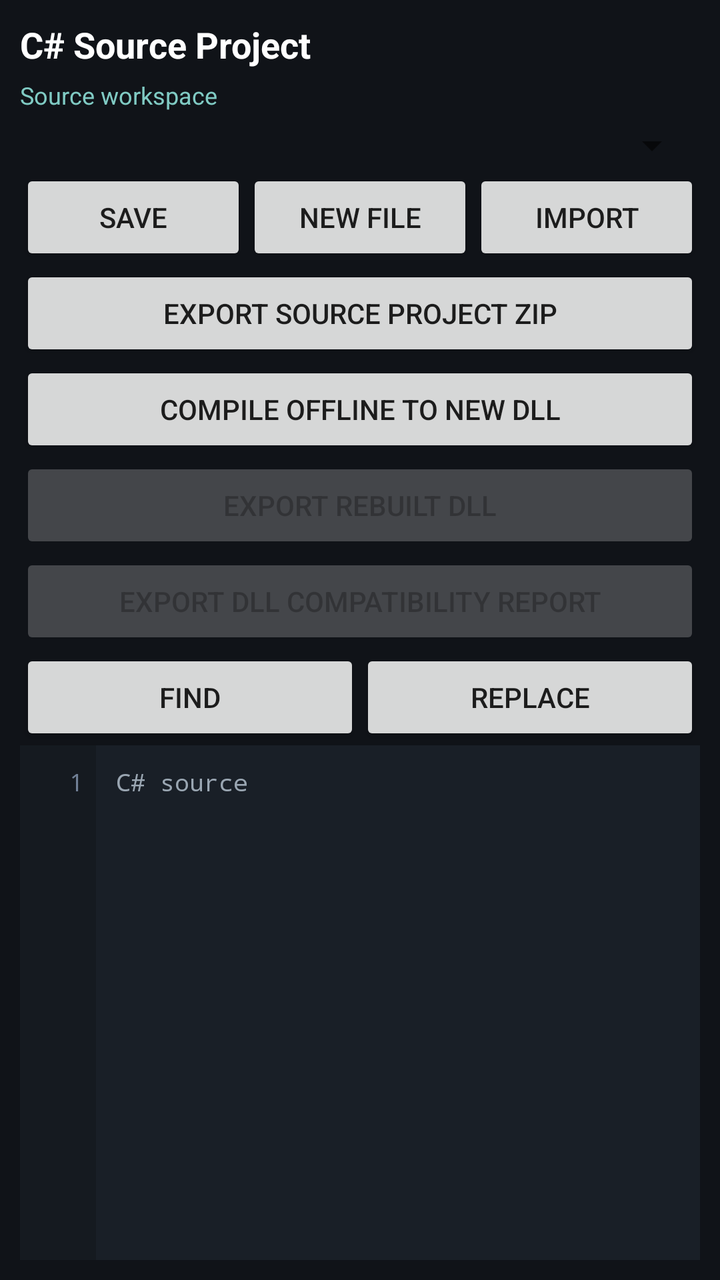
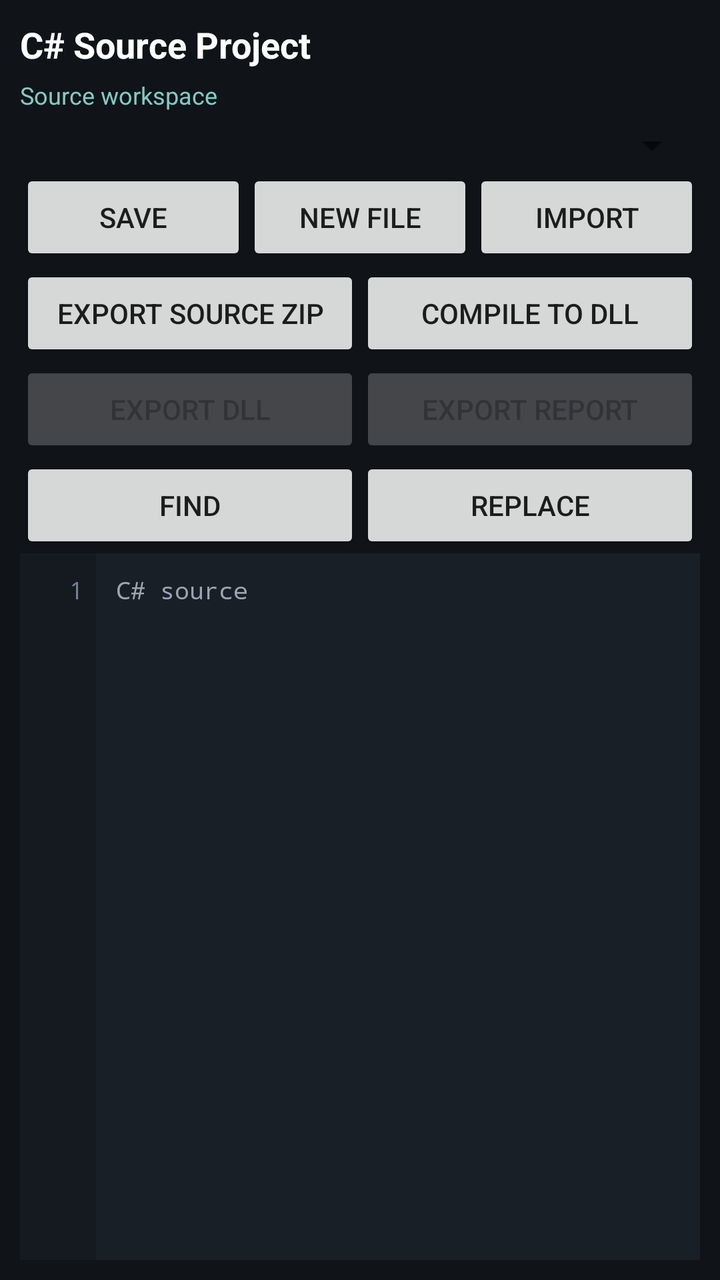

Screens rendered from an Android XML layout before and after an edit, with the pre-edit source and the edit as a unified diff.
<!-- AndroidManifest.xml: application theme Theme.App -->
<!-- res/layout/activity_csharp_source_editor.xml -->
<?xml version="1.0" encoding="utf-8"?>
<LinearLayout xmlns:android="http://schemas.android.com/apk/res/android"
    android:layout_width="match_parent"
    android:layout_height="match_parent"
    android:orientation="vertical"
    android:padding="10dp"
    android:background="#101318">

    <TextView
        android:id="@+id/sourceEditorTitle"
        android:layout_width="match_parent"
        android:layout_height="wrap_content"
        android:text="C# Source Project"
        android:textColor="#FFFFFF"
        android:textSize="18sp"
        android:textStyle="bold"
        android:maxLines="2" />

    <TextView
        android:id="@+id/sourceEditorStatus"
        android:layout_width="match_parent"
        android:layout_height="wrap_content"
        android:paddingTop="5dp"
        android:paddingBottom="5dp"
        android:text="Source workspace"
        android:textColor="#80CBC4"
        android:textSize="12sp" />

    <Spinner
        android:id="@+id/sourceEditorFiles"
        android:layout_width="match_parent"
        android:layout_height="wrap_content" />

    <LinearLayout
        android:layout_width="match_parent"
        android:layout_height="wrap_content"
        android:orientation="horizontal">

        <Button
            android:id="@+id/sourceEditorSave"
            android:layout_width="0dp"
            android:layout_height="wrap_content"
            android:layout_weight="1"
            android:text="SAVE" />

        <Button
            android:id="@+id/sourceEditorAdd"
            android:layout_width="0dp"
            android:layout_height="wrap_content"
            android:layout_weight="1"
            android:text="NEW FILE" />

        <Button
            android:id="@+id/sourceEditorImport"
            android:layout_width="0dp"
            android:layout_height="wrap_content"
            android:layout_weight="1"
            android:text="IMPORT" />
    </LinearLayout>

    <Button
        android:id="@+id/sourceEditorExport"
        android:layout_width="match_parent"
        android:layout_height="wrap_content"
        android:text="EXPORT SOURCE PROJECT ZIP" />

    <Button
        android:id="@+id/sourceEditorCompile"
        android:layout_width="match_parent"
        android:layout_height="wrap_content"
        android:text="COMPILE OFFLINE TO NEW DLL" />

    <Button
        android:id="@+id/sourceEditorExportDll"
        android:layout_width="match_parent"
        android:layout_height="wrap_content"
        android:enabled="false"
        android:text="EXPORT REBUILT DLL" />

    <Button
        android:id="@+id/sourceEditorExportReport"
        android:layout_width="match_parent"
        android:layout_height="wrap_content"
        android:enabled="false"
        android:text="EXPORT DLL COMPATIBILITY REPORT" />

    <LinearLayout
        android:layout_width="match_parent"
        android:layout_height="wrap_content"
        android:orientation="horizontal">

        <Button
            android:id="@+id/sourceEditorFind"
            android:layout_width="0dp"
            android:layout_height="wrap_content"
            android:layout_weight="1"
            android:text="FIND" />

        <Button
            android:id="@+id/sourceEditorReplace"
            android:layout_width="0dp"
            android:layout_height="wrap_content"
            android:layout_weight="1"
            android:text="REPLACE" />
    </LinearLayout>

    <LinearLayout
        android:layout_width="match_parent"
        android:layout_height="wrap_content"
        android:orientation="horizontal"
        android:gravity="center_vertical">

        <Button
            android:id="@+id/sourceEditorPreviousPage"
            android:layout_width="0dp"
            android:layout_height="wrap_content"
            android:layout_weight="1"
            android:visibility="gone"
            android:text="PREVIOUS PAGE" />

        <TextView
            android:id="@+id/sourceEditorPageInfo"
            android:layout_width="wrap_content"
            android:layout_height="wrap_content"
            android:paddingStart="10dp"
            android:paddingEnd="10dp"
            android:textColor="#80CBC4"
            android:textSize="12sp"
            android:visibility="gone"
            android:text="Edit page 1 / 1" />

        <Button
            android:id="@+id/sourceEditorNextPage"
            android:layout_width="0dp"
            android:layout_height="wrap_content"
            android:layout_weight="1"
            android:visibility="gone"
            android:text="NEXT PAGE" />
    </LinearLayout>

    <LinearLayout
        android:layout_width="match_parent"
        android:layout_height="0dp"
        android:layout_weight="1"
        android:orientation="horizontal"
        android:background="#191F27">

        <TextView
            android:id="@+id/sourceEditorLineNumbers"
            android:layout_width="38dp"
            android:layout_height="match_parent"
            android:gravity="top|end"
            android:fontFamily="monospace"
            android:textColor="#718096"
            android:textSize="12sp"
            android:background="#151A20"
            android:paddingTop="10dp"
            android:paddingBottom="10dp"
            android:paddingEnd="6dp"
            android:text="1" />

        <EditText
            android:id="@+id/sourceEditorText"
            android:layout_width="0dp"
            android:layout_height="match_parent"
            android:layout_weight="1"
            android:gravity="top|start"
            android:fontFamily="monospace"
            android:inputType="textMultiLine|textNoSuggestions"
            android:singleLine="false"
            android:textColor="#E5EAF0"
            android:textSize="12sp"
            android:background="#191F27"
            android:padding="10dp"
            android:scrollbars="vertical"
            android:imeOptions="flagNoExtractUi"
            android:hint="C# source"
            android:textColorHint="#9AA6B2" />
    </LinearLayout>
</LinearLayout>
<!-- resources referenced by this layout -->
<resources>
  <style name="Theme.App" parent="android:Theme.Material.Light">
          <item name="android:colorPrimary">@color/primary</item>
      </style>
  <color name="primary">#FF6200EE</color>
</resources>

<!-- the commit's change to res/layout/activity_csharp_source_editor.xml (unified diff, before → after) -->
@@ -24,7 +24,9 @@
         android:paddingBottom="5dp"
         android:text="Source workspace"
         android:textColor="#80CBC4"
-        android:textSize="12sp" />
+        android:textSize="12sp"
+        android:maxLines="2"
+        android:ellipsize="end" />
 
     <Spinner
         android:id="@+id/sourceEditorFiles"
@@ -58,31 +60,47 @@
             android:text="IMPORT" />
     </LinearLayout>
 
-    <Button
-        android:id="@+id/sourceEditorExport"
+    <LinearLayout
         android:layout_width="match_parent"
         android:layout_height="wrap_content"
-        android:text="EXPORT SOURCE PROJECT ZIP" />
+        android:orientation="horizontal">
 
-    <Button
-        android:id="@+id/sourceEditorCompile"
+        <Button
+            android:id="@+id/sourceEditorExport"
+            android:layout_width="0dp"
+            android:layout_height="wrap_content"
+            android:layout_weight="1"
+            android:text="EXPORT SOURCE ZIP" />
+
+        <Button
+            android:id="@+id/sourceEditorCompile"
+            android:layout_width="0dp"
+            android:layout_height="wrap_content"
+            android:layout_weight="1"
+            android:text="COMPILE TO DLL" />
+    </LinearLayout>
+
+    <LinearLayout
         android:layout_width="match_parent"
         android:layout_height="wrap_content"
-        android:text="COMPILE OFFLINE TO NEW DLL" />
+        android:orientation="horizontal">
 
-    <Button
-        android:id="@+id/sourceEditorExportDll"
-        android:layout_width="match_parent"
-        android:layout_height="wrap_content"
-        android:enabled="false"
-        android:text="EXPORT REBUILT DLL" />
+        <Button
+            android:id="@+id/sourceEditorExportDll"
+            android:layout_width="0dp"
+            android:layout_height="wrap_content"
+            android:layout_weight="1"
+            android:enabled="false"
+            android:text="EXPORT DLL" />
 
-    <Button
-        android:id="@+id/sourceEditorExportReport"
-        android:layout_width="match_parent"
-        android:layout_height="wrap_content"
-        android:enabled="false"
-        android:text="EXPORT DLL COMPATIBILITY REPORT" />
+        <Button
+            android:id="@+id/sourceEditorExportReport"
+            android:layout_width="0dp"
+            android:layout_height="wrap_content"
+            android:layout_weight="1"
+            android:enabled="false"
+            android:text="EXPORT REPORT" />
+    </LinearLayout>
 
     <LinearLayout
         android:layout_width="match_parent"
